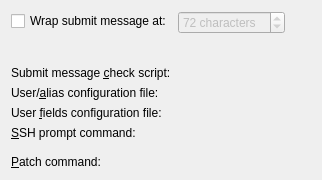
qt-creator/qt-creator, file src/plugins/vcsbase/commonsettingspage.ui: the form before one commit.
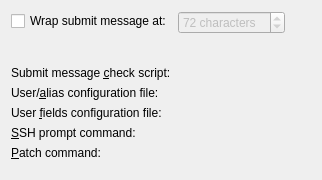
The form after the commit. Custom widgets are drawn as their Qt base class.

Commit message:
VCS: Make General options page look more uniform
Task-number: QTCREATORBUG-11411

```diff
--- a/src/plugins/vcsbase/commonsettingspage.ui
+++ b/src/plugins/vcsbase/commonsettingspage.ui
@@ -102,38 +102,6 @@
    <item row="4" column="1">
     <widget class="Utils::PathChooser" name="nickNameFieldsFileChooser" native="true"/>
    </item>
-   <item row="5" column="1">
-    <widget class="Utils::PathChooser" name="sshPromptChooser" native="true"/>
-   </item>
-   <item row="6" column="0" colspan="2">
-    <spacer name="verticalSpacer">
-     <property name="orientation">
-      <enum>Qt::Vertical</enum>
-     </property>
-     <property name="sizeType">
-      <enum>QSizePolicy::MinimumExpanding</enum>
-     </property>
-     <property name="sizeHint" stdset="0">
-      <size>
-       <width>0</width>
-       <height>0</height>
-      </size>
-     </property>
-    </spacer>
-   </item>
-   <item row="7" column="0">
-    <widget class="QLabel" name="patchCommandLabel">
-     <property name="text">
-      <string>&amp;Patch command:</string>
-     </property>
-     <property name="buddy">
-      <cstring>patchChooser</cstring>
-     </property>
-    </widget>
-   </item>
-   <item row="7" column="1">
-    <widget class="Utils::PathChooser" name="patchChooser" native="true"/>
-   </item>
    <item row="5" column="0">
     <widget class="QLabel" name="sshPromptLabel">
      <property name="toolTip">
@@ -148,6 +116,22 @@
      </property>
     </widget>
    </item>
+   <item row="5" column="1">
+    <widget class="Utils::PathChooser" name="sshPromptChooser" native="true"/>
+   </item>
+   <item row="6" column="0">
+    <widget class="QLabel" name="patchCommandLabel">
+     <property name="text">
+      <string>&amp;Patch command:</string>
+     </property>
+     <property name="buddy">
+      <cstring>patchChooser</cstring>
+     </property>
+    </widget>
+   </item>
+   <item row="6" column="1">
+    <widget class="Utils::PathChooser" name="patchChooser" native="true"/>
+   </item>
   </layout>
  </widget>
  <customwidgets>
```
